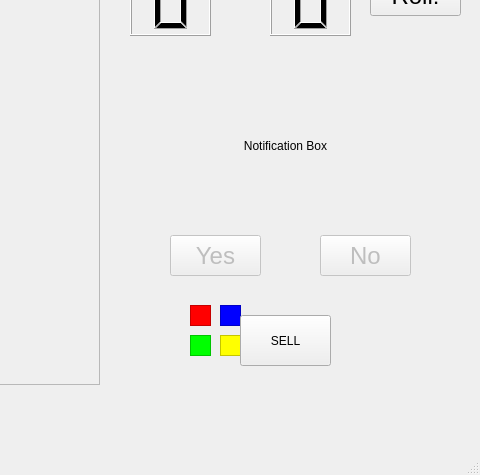
This is TrialM/mainwindow.ui in Shievani/Monopoly_Prototype as Qt 5 draws it before an edit; both pictures show x 520 to 1000 and y 225 to 700 of the 1000 by 700 pixel window. The edited form follows.
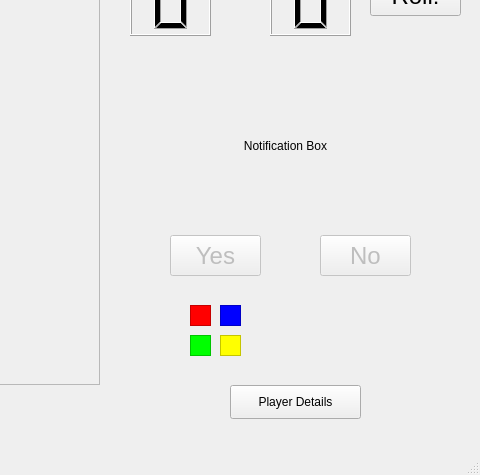
This is the edited form. Icons and pictures are not drawn.

Patch:
```diff
--- a/TrialM/mainwindow.ui
+++ b/TrialM/mainwindow.ui
@@ -468,8 +468,8 @@
    <widget class="QLabel" name="passgo">
     <property name="geometry">
      <rect>
-      <x>660</x>
-      <y>289</y>
+      <x>670</x>
+      <y>290</y>
       <width>301</width>
       <height>21</height>
      </rect>
@@ -481,14 +481,14 @@
    <widget class="QPushButton" name="sell">
     <property name="geometry">
      <rect>
-      <x>760</x>
-      <y>540</y>
-      <width>91</width>
-      <height>51</height>
+      <x>750</x>
+      <y>610</y>
+      <width>131</width>
+      <height>34</height>
      </rect>
     </property>
     <property name="text">
-     <string>SELL</string>
+     <string>Player Details</string>
     </property>
    </widget>
   </widget>
```
Left out of the diff: 2 changed lines with no effect on the pictures.
